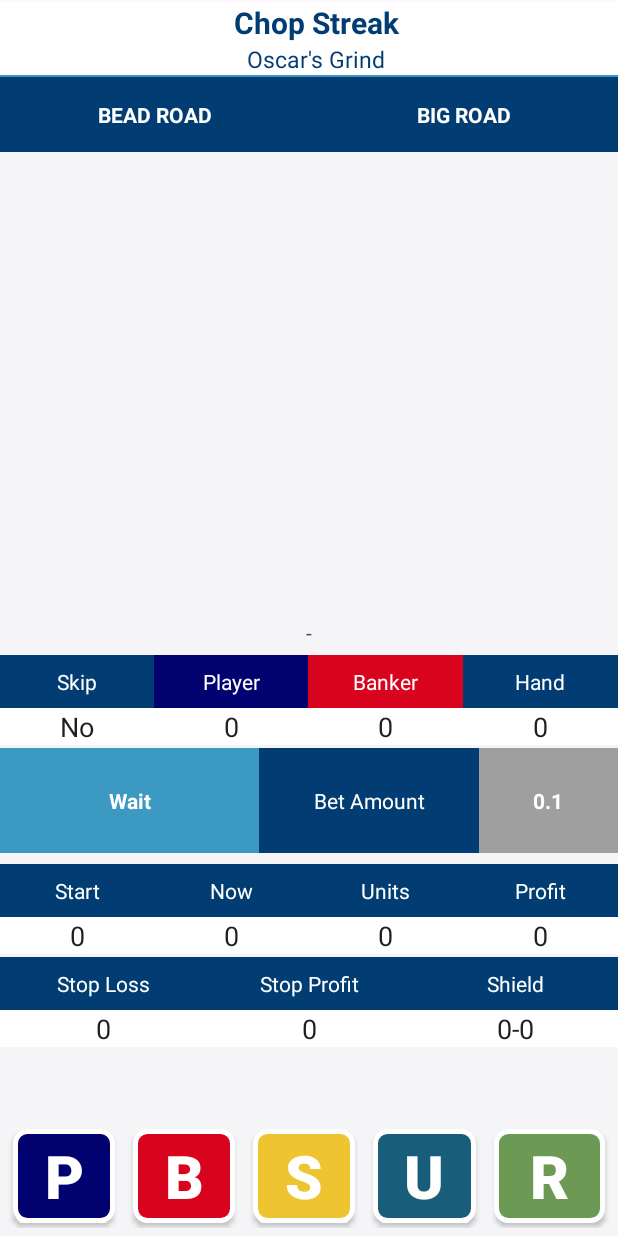
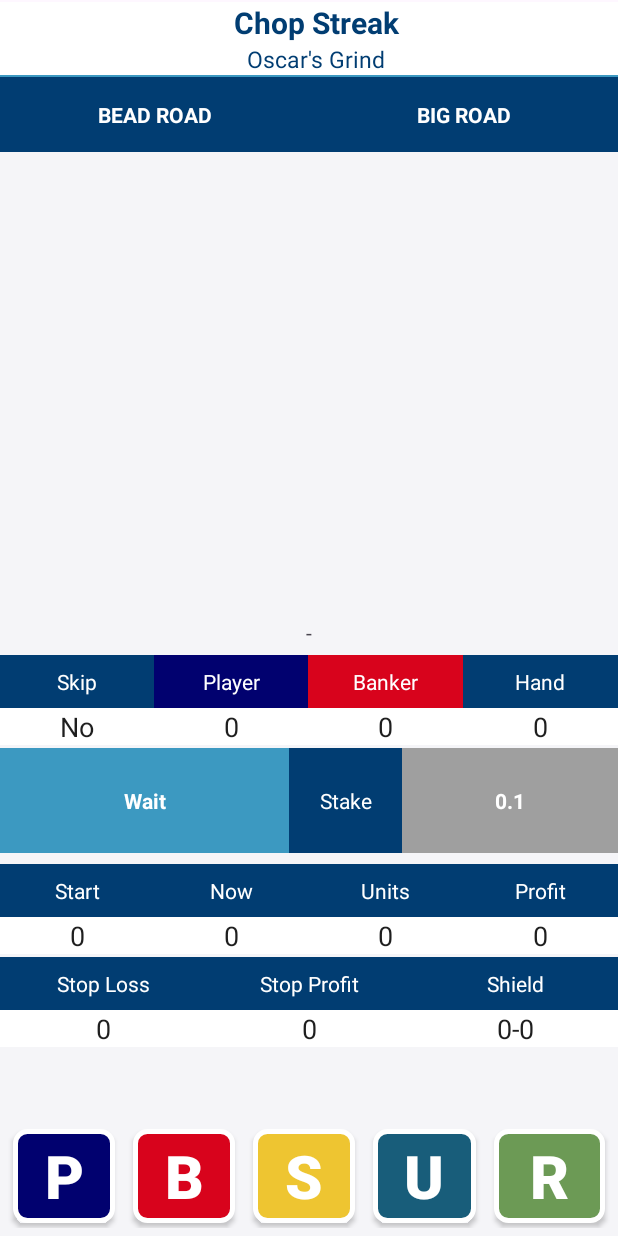
Before and after one commit to MarkAguirre26/MyBuddyMakeMoney, an Android app: the screen it shows after launch (MainActivity), on a phone screen of 412 x 824 dp. Run offline under Robolectric (Android 15) with nearby library versions, the light colour scheme and no system bars.

Commit message:
implemented brains functions

```diff
--- a/app/src/main/java/com/virtual/software/mybuddymakemoney/FragmentMain.java
+++ b/app/src/main/java/com/virtual/software/mybuddymakemoney/FragmentMain.java
@@ -550,7 +550,7 @@ public class FragmentMain extends Fragment {
                 if (value != null) {
                     textView.setText(value + "\t");
                     textView.setBackgroundResource(value.equals("P") ? R.drawable.bead_road_item_color_blue : R.drawable.bead_road_item_color_red);
-
+                    validateResultBaseOnBrain();
 
                 }
 
@@ -565,7 +565,7 @@ public class FragmentMain extends Fragment {
         }
 
 
-        validateResultBaseOnBrain();
+
         countThePlayerBanker(list);
 
     }
@@ -592,7 +592,9 @@ public class FragmentMain extends Fragment {
         txtbankerHandCount.setText(String.valueOf(countWordsStartingWith(listOfItemFromRoad, "B")));
     }
 
-    private void validateResultBaseOnBrain() {
+    private void validateResultBaseOnBrain(
+
+    ) {
 
         cardDatabaseHelper.open();
         List<Card> list = cardDatabaseHelper.getAllCards();
--- a/app/src/main/res/layout/fragment_main.xml
+++ b/app/src/main/res/layout/fragment_main.xml
@@ -293,17 +293,17 @@
                             <TextView
                                 android:layout_width="wrap_content"
                                 android:layout_height="match_parent"
-                                android:layout_weight="1"
+                                android:layout_weight="0.5"
                                 android:background="@color/blue_dark"
                                 android:gravity="center"
-                                android:text="Bet Amount"
+                                android:text="Stake"
                                 android:textColor="@color/white" />
 
                             <TextView
                                 android:id="@+id/txtBetAmount"
                                 android:layout_width="wrap_content"
                                 android:layout_height="match_parent"
-                                android:layout_weight="1"
+                                android:layout_weight="1.5"
                                 android:background="@color/button_borders"
                                 android:gravity="center"
                                 android:text="0.10"
```
